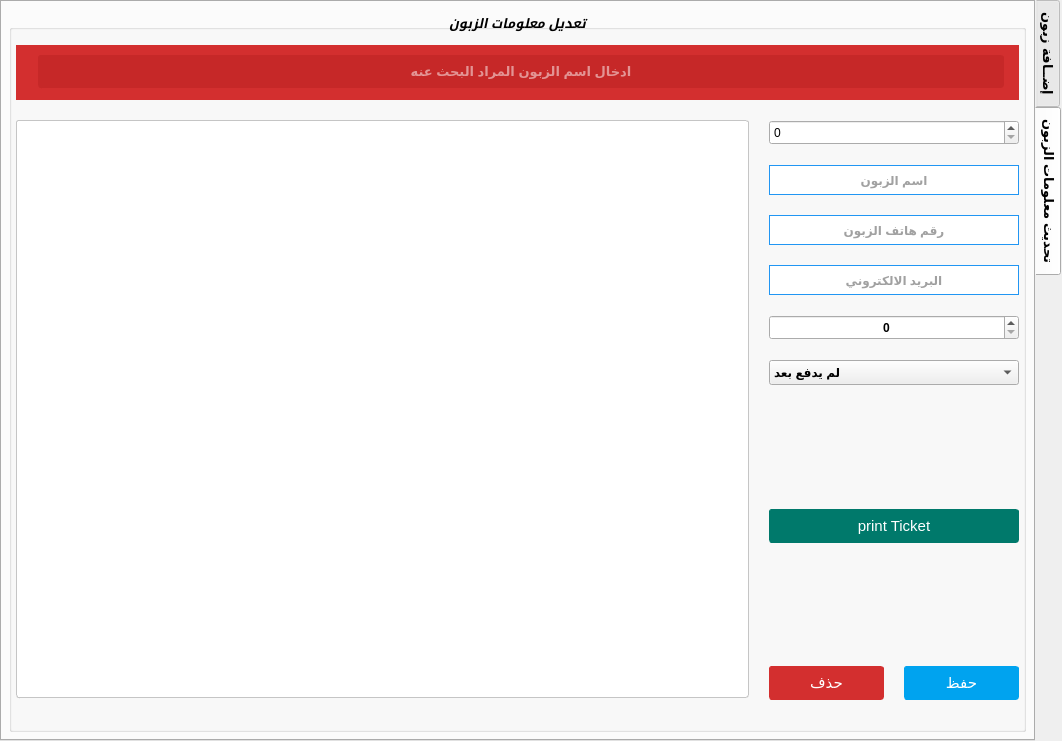
The window that tabwidgetclients.ui (ashraf-kx/maktaba-assistant) describes before a commit, drawn with Qt 5.
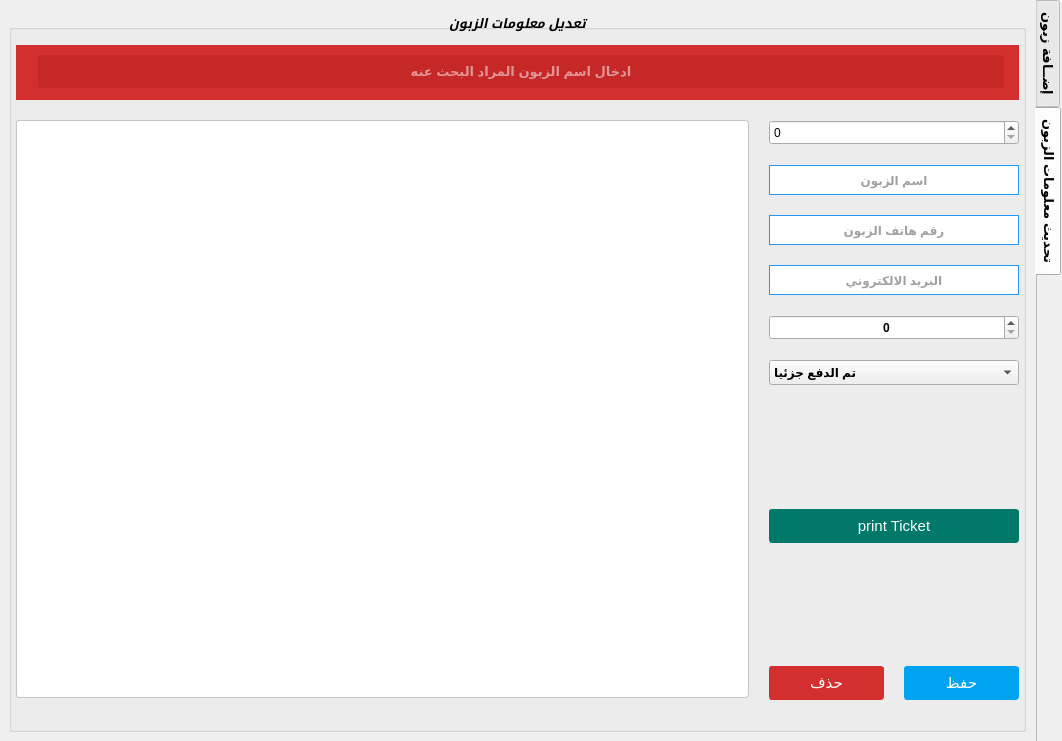
The same window after the commit. The open tabs and pages were chosen to show the change. Icons and pictures are not drawn.

Patch:
```diff
--- a/tabwidgetclients.ui
+++ b/tabwidgetclients.ui
@@ -46,6 +46,12 @@
   <property name="elideMode">
    <enum>Qt::ElideNone</enum>
   </property>
+  <property name="documentMode">
+   <bool>true</bool>
+  </property>
+  <property name="tabBarAutoHide">
+   <bool>false</bool>
+  </property>
   <widget class="QWidget" name="T_addClient">
    <attribute name="icon">
     <iconset resource="Icons.qrc">
@@ -2728,7 +2734,10 @@
        <set>Qt::AlignCenter</set>
       </property>
       <property name="flat">
-       <bool>true</bool>
+       <bool>false</bool>
+      </property>
+      <property name="checkable">
+       <bool>false</bool>
       </property>
       <layout class="QVBoxLayout" name="verticalLayout_6">
        <property name="spacing">
@@ -3184,7 +3193,7 @@
              </property>
              <item>
               <property name="text">
-               <string>لم يدفع بعد</string>
+               <string>تم الدفع جزئيا</string>
               </property>
              </item>
              <item>
```
Left out of the diff: 11 changed lines with no effect on the pictures.
